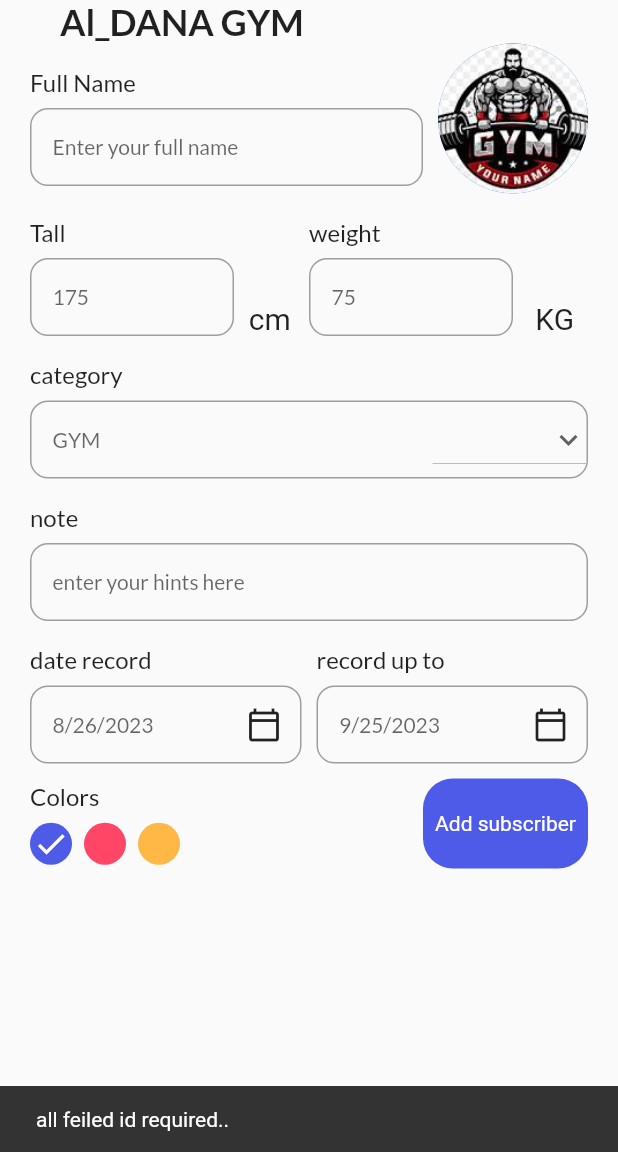
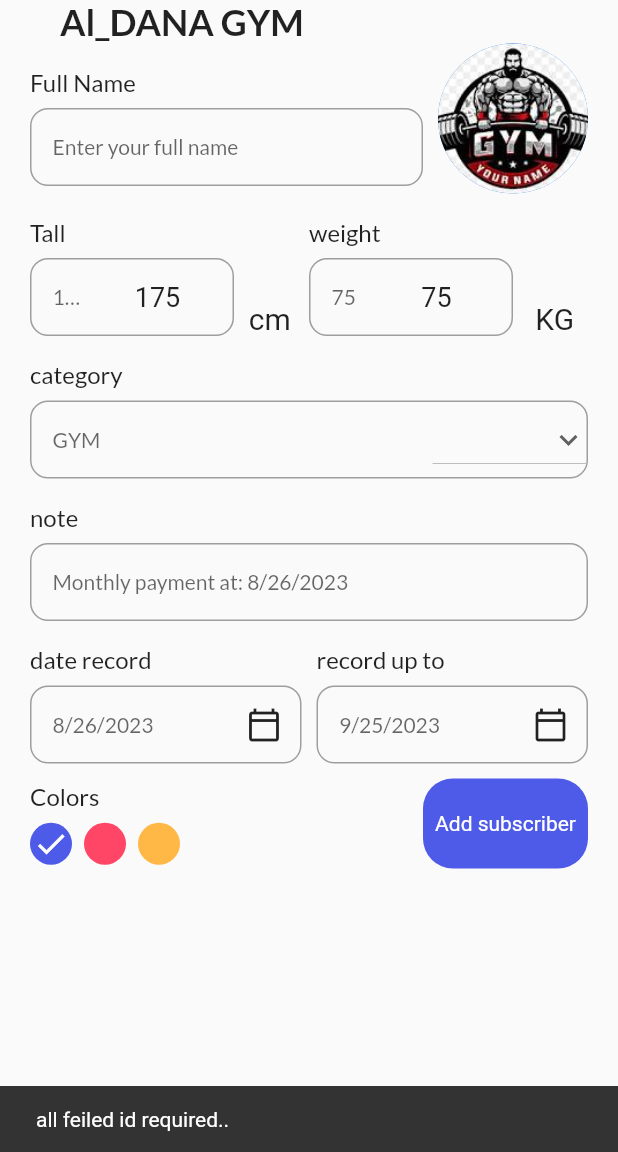
Before and after one commit to MuhammedGhazi/jym_app, a Flutter app: the AddTaskView screen opened by its route, after a tap on "Add subscriber", on a phone screen of 412 x 824 dp, the part 84-1236 px from its top. Run offline on Flutter 3.47's test engine with Material 2 defaults, Android fonts, the phone set to English and light mode, and no system bars; drawn by our look-alikes of numberpicker; our stand-ins replace date_picker_timeline, flutter_bloc, flutter_local_notifications, get_storage, google_fonts, sqflite; accounts and stored records are empty.

Commit message:
add number picker to tall and weight

```diff
--- a/lib/features/presentations/home_page/views/add_task_view.dart
+++ b/lib/features/presentations/home_page/views/add_task_view.dart
@@ -8,6 +8,7 @@ import 'package:jym_app/core/constants/stylies.dart';
 import 'package:jym_app/features/data/models/subscriber_model.dart';
 import 'package:jym_app/features/presentations/home_page/manag/cubits/add_subs_cubit/add_subs_cubit.dart';
 import 'package:jym_app/features/presentations/home_page/views/widgets/my_button.dart';
+import 'package:numberpicker/numberpicker.dart';
 
 import '../manag/cubits/cubit/theme_cubit.dart';
 import 'widgets/input_field.dart';
@@ -22,6 +23,10 @@ class AddTaskView extends StatefulWidget {
 class _AddTaskViewState extends State<AddTaskView> {
   final TextEditingController _titleController = TextEditingController();
   final TextEditingController _classController = TextEditingController();
+  int _tall = 175;
+  int _weight = 75;
+  String _note =
+      "Monthly payment at: ${DateFormat.yMd().format(DateTime.now())}\n";
 
   DateTime _selectedDate = DateTime.now();
   DateTime _upToDate = DateTime.now().add(const Duration(days: 30));
@@ -40,9 +45,7 @@ class _AddTaskViewState extends State<AddTaskView> {
     final cubit = context.read<ThemeCubit>();
     final cubitAddSubs = context.read<AddSubsCubit>();
     return BlocListener<AddSubsCubit, AddSubsState>(
-      listener: (context, state) {
-        // TODO: implement listener
-      },
+      listener: (context, state) {},
       child: Scaffold(
         //  backgroundColor: ,
         appBar: _myAppBar(context, cubit),
@@ -81,11 +84,26 @@ class _AddTaskViewState extends State<AddTaskView> {
                 ),
                 Row(
                   crossAxisAlignment: CrossAxisAlignment.end,
-                  children: const [
+                  children: [
                     Expanded(
-                      child: InputField(hint: '175', title: 'Tall'),
+                      child: InputField(
+                        hint: "$_tall",
+                        title: 'Tall',
+                        widget: NumberPicker(
+                          selectedTextStyle: const TextStyle(fontSize: 18),
+                          itemCount: 1,
+                          minValue: 30,
+                          maxValue: 220,
+                          value: _tall,
+                          onChanged: (value) {
+                            setState(() {
+                              _tall = value;
+                            });
+                          },
+                        ),
+                      ),
                     ),
-                    SizedBox(
+                    const SizedBox(
                       width: 50,
                       child: Text(
                         "  cm",
@@ -93,9 +111,24 @@ class _AddTaskViewState extends State<AddTaskView> {
                       ),
                     ),
                     Expanded(
-                      child: InputField(hint: '75', title: 'weight'),
+                      child: InputField(
+                        hint: '$_weight',
+                        title: 'weight',
+                        widget: NumberPicker(
+                          selectedTextStyle: const TextStyle(fontSize: 18),
+                          itemCount: 1,
+                          minValue: 20,
+                          maxValue: 150,
+                          value: _weight,
+                          onChanged: (value) {
+                            setState(() {
+                              _weight = value;
+                            });
+                          },
+                        ),
+                      ),
                     ),
-                    SizedBox(
+                    const SizedBox(
                       width: 50,
                       child: Text(
                         "   KG",
@@ -124,7 +157,7 @@ class _AddTaskViewState extends State<AddTaskView> {
                     },
                   ),
                 ),
-                const InputField(title: "note", hint: "enter your hints here"),
+                InputField(title: "note", hint: "$_note"),
                 Row(
                   children: [
                     Expanded(
@@ -191,13 +224,12 @@ class _AddTaskViewState extends State<AddTaskView> {
     if (_titleController.text.isNotEmpty) {
       cubitAddSubs.addSub(SubscriberModel(
           fullName: _titleController.text,
-          category: "judo",
-          dateRecord: DateFormat.yMd().format(DateTime.now()).toString(),
-          note: "first sub",
-          tall: 180,
-          weight: 80,
-          upToRecord:
-              DateFormat.yMd().format(DateTime.now().add(Duration(days: 30)))));
+          category: _selectedClass,
+          dateRecord: DateFormat.yMd().format(_selectedDate).toString(),
+          note: _note,
+          tall: _tall,
+          weight: _weight,
+          upToRecord: DateFormat.yMd().format(_upToDate)));
 
       Navigator.pop(context);
     } else {
--- a/lib/features/presentations/home_page/views/widgets/my_button.dart
+++ b/lib/features/presentations/home_page/views/widgets/my_button.dart
@@ -1,6 +1,5 @@
 import 'package:flutter/material.dart';
 import 'package:jym_app/core/constants/constants.dart';
-import 'package:jym_app/core/constants/stylies.dart';
 
 class MyButton extends StatelessWidget {
   const MyButton({super.key, required this.lable, required this.onTap});
@@ -20,7 +19,7 @@ class MyButton extends StatelessWidget {
         child: Center(
             child: Text(
           lable,
-          style: TextStyle(color: Colors.white),
+          style: const TextStyle(color: Colors.white),
         )),
       ),
     );
--- a/pubspec.yaml
+++ b/pubspec.yaml
@@ -40,6 +40,7 @@ dependencies:
   google_fonts: ^4.0.0
   intl: ^0.18.1
   meta: ^1.8.0
+  numberpicker: ^2.1.2
   path: ^1.8.2
   path_provider: ^2.1.0
   sqflite: ^2.2.8
```
Also changed, not shown: pubspec.lock.
